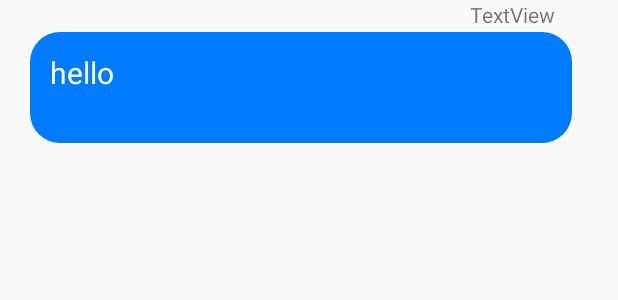
After one commit to jadeHong99/OneulDiary, an Android app: the layout chat_item.xml on its own in the app's theme, with its tools: preview values and no code run, on a phone screen of 412 x 824 dp. The commit adds this screen. Shown: the top 300 px of the screen. Run offline under Robolectric (Android 15) with nearby library versions, the phone set to English and light mode, and no system bars.

Commit message:
add ChatMessage

```diff
--- a/app/build.gradle
+++ b/app/build.gradle
@@ -28,6 +28,7 @@ dependencies {
     implementation 'androidx.constraintlayout:constraintlayout:1.1.3'
     implementation 'com.google.firebase:firebase-analytics:17.5.0'
     implementation 'com.google.firebase:firebase-database:19.2.1'
+    implementation 'com.google.firebase:firebase-storage:19.1.1'
     testImplementation 'junit:junit:4.12'
     androidTestImplementation 'androidx.test.ext:junit:1.1.1'
     androidTestImplementation 'androidx.test.espresso:espresso-core:3.2.0'
--- a/app/src/main/java/com/u3206384/oneuldiary/MainActivity.java
+++ b/app/src/main/java/com/u3206384/oneuldiary/MainActivity.java
@@ -1,14 +1,11 @@
 package com.u3206384.oneuldiary;
 
 import androidx.appcompat.app.AppCompatActivity;
-
 import android.content.Intent;
 import android.os.Bundle;
 import android.view.View;
-
 import com.google.firebase.database.DatabaseReference;
 import com.google.firebase.database.FirebaseDatabase;
-
 import java.time.LocalDate;
 
 public class MainActivity extends AppCompatActivity {
@@ -35,7 +32,5 @@ public class MainActivity extends AppCompatActivity {
         dbRef.child(key).child("title").setValue(content.getTitle());
         dbRef.child(key).child("content").setValue(content.getContent());
         dbRef.child(key).child("date").setValue(content.getDate());
-
-
     }
 }
--- /dev/null
+++ b/app/src/main/res/drawable/textbox.xml
@@ -0,0 +1,10 @@
+<?xml version="1.0" encoding="utf-8"?>
+<shape xmlns:android="http://schemas.android.com/apk/res/android"
+    android:shape="rectangle" >
+
+    <!-- View background color -->
+    <solid android:color="#007AFF"/>
+
+    <!-- The radius makes the corners rounded -->
+    <corners android:radius="20dp"/>
+</shape>
--- a/app/src/main/res/layout/activity_main.xml
+++ b/app/src/main/res/layout/activity_main.xml
@@ -1,5 +1,6 @@
 <?xml version="1.0" encoding="utf-8"?>
-<androidx.constraintlayout.widget.ConstraintLayout xmlns:android="http://schemas.android.com/apk/res/android"
+<androidx.constraintlayout.widget.ConstraintLayout
+    xmlns:android="http://schemas.android.com/apk/res/android"
     xmlns:app="http://schemas.android.com/apk/res-auto"
     xmlns:tools="http://schemas.android.com/tools"
     android:layout_width="match_parent"
--- /dev/null
+++ b/app/src/main/res/layout/chat_item.xml
@@ -0,0 +1,40 @@
+<?xml version="1.0" encoding="utf-8"?>
+<LinearLayout xmlns:android="http://schemas.android.com/apk/res/android"
+    android:layout_width="fill_parent"
+    android:layout_height="fill_parent"
+    android:orientation="vertical" >
+
+    <!-- First box, boxbg.xml -->
+
+    <TextView
+        android:id="@+id/textView"
+        android:layout_width="369dp"
+        android:layout_height="wrap_content"
+        android:layout_marginLeft="0dp"
+        android:layout_marginTop="0dp"
+        android:layout_marginEnd="0dp"
+        android:layout_marginRight="0dp"
+        android:text="TextView"
+        android:textAlignment="viewEnd" />
+
+    <LinearLayout
+        android:layout_width="361dp"
+        android:layout_height="74dp"
+        android:layout_marginHorizontal="20dp"
+        android:layout_marginLeft="2dp"
+        android:layout_marginTop="2dp"
+        android:layout_marginRight="2dp"
+        android:background="@drawable/textbox"
+        android:orientation="vertical"
+        android:padding="5dp">
+
+        <TextView
+            android:layout_width="345dp"
+            android:layout_height="wrap_content"
+            android:layout_margin="8dp"
+            android:text="hello"
+            android:textColor="#FFFFFF"
+            android:textSize="20dp" />
+    </LinearLayout>
+
+</LinearLayout>
```
Also changed, not shown: app/src/main/java/com/u3206384/oneuldiary/ChatAdapter.java (added, +9 -0 lines), app/src/main/java/com/u3206384/oneuldiary/ChatMessage.java (+31 -10 lines), app/src/main/java/com/u3206384/oneuldiary/DiaryActivity.java (+11 -5 lines), app/src/main/res/layout/activity_diary.xml (+73 -5 lines).
